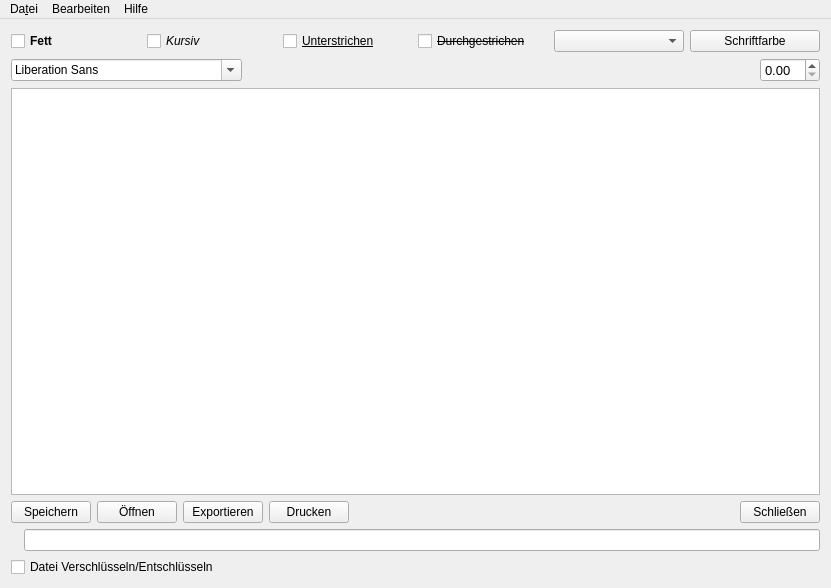
AwesomeTextEdtor/Texteditor, file mainwindow.ui: the form before one commit.
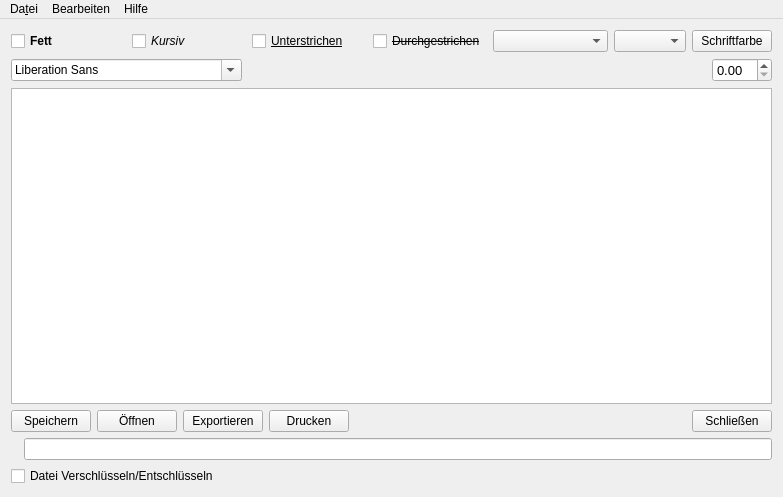
The form after the commit. Icons and pictures are not drawn.

Patch:
```diff
--- a/mainwindow.ui
+++ b/mainwindow.ui
@@ -6,8 +6,8 @@
    <rect>
     <x>0</x>
     <y>0</y>
-    <width>831</width>
-    <height>588</height>
+    <width>783</width>
+    <height>497</height>
    </rect>
   </property>
   <property name="windowTitle">
@@ -22,7 +22,7 @@
     <item>
      <layout class="QVBoxLayout" name="verticalLayout_3">
       <item>
-       <layout class="QHBoxLayout" name="horizontalLayout_2">
+       <layout class="QHBoxLayout" name="horizontalLayout_6">
         <item>
          <widget class="QCheckBox" name="checkBox">
           <property name="font">
@@ -76,6 +76,11 @@
          <widget class="QComboBox" name="comboBox"/>
         </item>
         <item>
+         <layout class="QHBoxLayout" name="horizontalLayout_2">
+          <item>
+           <widget class="QComboBox" name="comboBox_2"/>
+          </item>
+          <item>
          <widget class="QPushButton" name="pushButton_5">
           <property name="text">
            <string>Schriftfarbe</string>
@@ -84,6 +89,8 @@
         </item>
        </layout>
       </item>
+       </layout>
+      </item>
       <item>
        <layout class="QHBoxLayout" name="horizontalLayout_3">
         <item>
@@ -252,7 +259,7 @@
     <rect>
      <x>0</x>
      <y>0</y>
-     <width>831</width>
+     <width>783</width>
      <height>20</height>
     </rect>
    </property>
```
Lines whose indentation alone changed are shown as unchanged.
